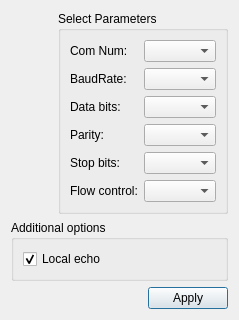
First picture: the form in terminal/settingsdialog.ui, repository shanlizi/QT_GF_Software, before the edit.
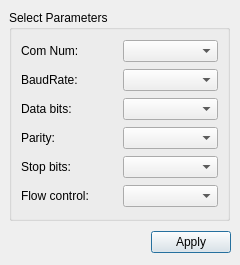
Second picture: the form after the edit.

What changed in the file:
```diff
--- a/terminal/settingsdialog.ui
+++ b/terminal/settingsdialog.ui
@@ -6,59 +6,34 @@
    <rect>
     <x>0</x>
     <y>0</y>
-    <width>239</width>
-    <height>285</height>
+    <width>240</width>
+    <height>265</height>
    </rect>
   </property>
+  <property name="minimumSize">
+   <size>
+    <width>240</width>
+    <height>265</height>
+   </size>
+  </property>
+  <property name="maximumSize">
+   <size>
+    <width>245</width>
+    <height>270</height>
+   </size>
+  </property>
   <property name="windowTitle">
    <string>Settings</string>
   </property>
-  <layout class="QGridLayout" name="gridLayout_3">
-   <item row="2" column="0" colspan="3">
-    <layout class="QHBoxLayout" name="horizontalLayout">
-     <item>
-      <spacer name="horizontalSpacer">
-       <property name="orientation">
-        <enum>Qt::Horizontal</enum>
-       </property>
-       <property name="sizeHint" stdset="0">
-        <size>
-         <width>96</width>
-         <height>20</height>
-        </size>
-       </property>
-      </spacer>
-     </item>
-     <item>
-      <widget class="QPushButton" name="applyButton">
-       <property name="text">
-        <string>Apply</string>
-       </property>
-      </widget>
-     </item>
-    </layout>
-   </item>
-   <item row="1" column="0" colspan="3">
-    <widget class="QGroupBox" name="additionalOptionsGroupBox">
-     <property name="title">
-      <string>Additional options</string>
-     </property>
-     <layout class="QVBoxLayout" name="verticalLayout">
-      <item>
-       <widget class="QCheckBox" name="localEchoCheckBox">
-        <property name="text">
-         <string>Local echo</string>
-        </property>
-        <property name="checked">
-         <bool>true</bool>
-        </property>
-       </widget>
-      </item>
-     </layout>
-    </widget>
-   </item>
-   <item row="0" column="1" colspan="2">
     <widget class="QGroupBox" name="parametersBox">
+   <property name="geometry">
+    <rect>
+     <x>9</x>
+     <y>10</y>
+     <width>221</width>
+     <height>211</height>
+    </rect>
+   </property>
      <property name="title">
       <string>Select Parameters</string>
      </property>
@@ -125,8 +100,38 @@
       </item>
      </layout>
     </widget>
-   </item>
-  </layout>
+  <widget class="QWidget" name="">
+   <property name="geometry">
+    <rect>
+     <x>10</x>
+     <y>230</y>
+     <width>221</width>
+     <height>25</height>
+    </rect>
+   </property>
+   <layout class="QHBoxLayout" name="horizontalLayout">
+    <item>
+     <spacer name="horizontalSpacer">
+      <property name="orientation">
+       <enum>Qt::Horizontal</enum>
+      </property>
+      <property name="sizeHint" stdset="0">
+       <size>
+        <width>96</width>
+        <height>20</height>
+       </size>
+      </property>
+     </spacer>
+    </item>
+    <item>
+     <widget class="QPushButton" name="applyButton">
+      <property name="text">
+       <string>Apply</string>
+      </property>
+     </widget>
+    </item>
+   </layout>
+  </widget>
  </widget>
  <resources/>
  <connections/>
```
Lines whose indentation alone changed are shown as unchanged.
